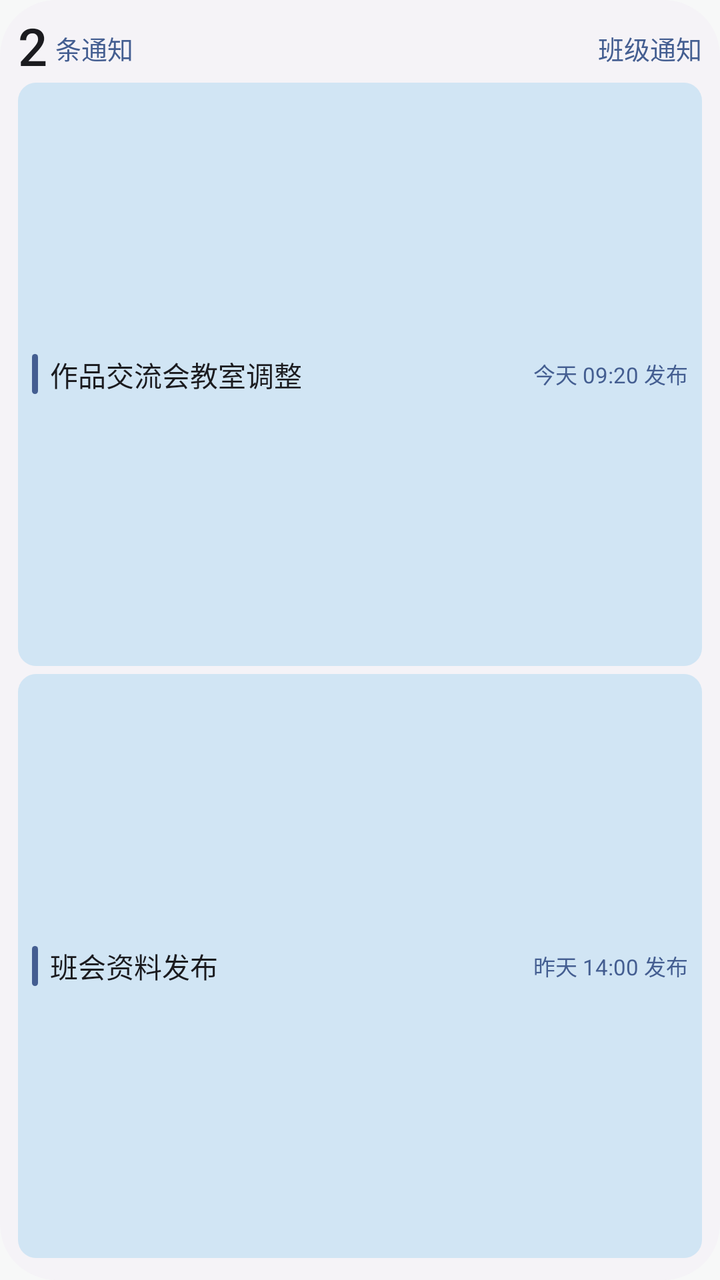
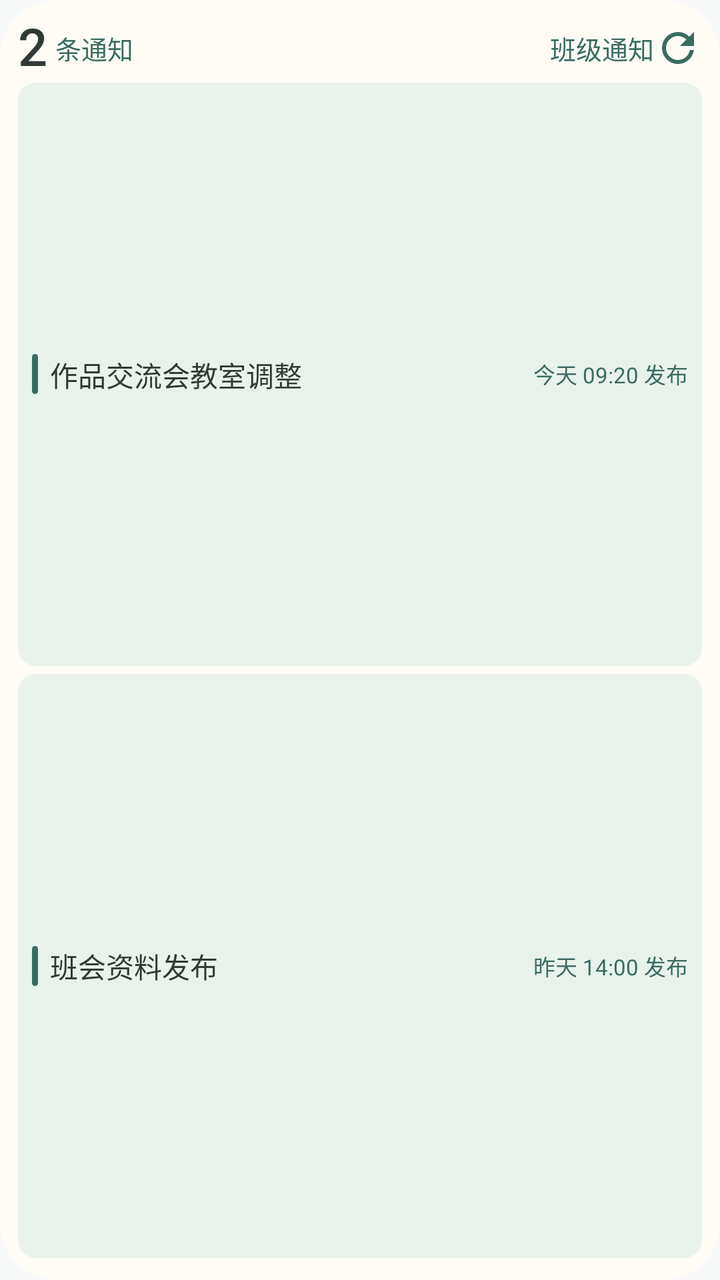

Screens rendered from an Android XML layout before and after an edit, with the pre-edit source and the edit as a unified diff.
<!-- AndroidManifest.xml: application theme Theme.ClassTools -->
<!-- res/layout/widget_preview_notices.xml -->
<LinearLayout xmlns:android="http://schemas.android.com/apk/res/android" android:layout_width="match_parent" android:layout_height="match_parent" android:orientation="vertical" android:padding="9dp" android:background="@drawable/widget_paper_shape">
    <LinearLayout android:layout_width="match_parent" android:layout_height="wrap_content" android:orientation="horizontal" android:gravity="center_vertical">
        <TextView android:layout_width="wrap_content" android:layout_height="wrap_content" android:text="2" android:textSize="26sp" android:textColor="@color/widget_ink" android:includeFontPadding="false" android:singleLine="true" android:ellipsize="end" android:fontFamily="sans-serif-medium" />
        <TextView android:layout_width="0dp" android:layout_height="wrap_content" android:text="条通知" android:textSize="13sp" android:textColor="@color/widget_accent" android:includeFontPadding="false" android:singleLine="true" android:ellipsize="end" android:fontFamily="sans-serif-medium" android:layout_weight="1" android:paddingStart="4dp" />
        <TextView android:layout_width="wrap_content" android:layout_height="wrap_content" android:text="班级通知" android:textSize="13sp" android:textColor="@color/widget_accent" android:includeFontPadding="false" android:singleLine="true" android:ellipsize="end" android:fontFamily="sans-serif" />
    </LinearLayout>
    <LinearLayout android:layout_width="match_parent" android:layout_height="0dp" android:layout_weight="1" android:layout_marginVertical="2dp" android:orientation="horizontal" android:gravity="center_vertical" android:paddingHorizontal="7dp" android:background="@drawable/widget_band_shape">
        <ImageView android:layout_width="3dp" android:layout_height="20dp" android:src="@drawable/widget_rule_shape" android:scaleType="fitXY" />
        <TextView android:layout_width="0dp" android:layout_height="wrap_content" android:text="作品交流会教室调整" android:textSize="14sp" android:textColor="@color/widget_ink" android:includeFontPadding="false" android:singleLine="true" android:ellipsize="end" android:fontFamily="sans-serif-medium" android:layout_weight="1" android:paddingStart="6dp" />
        <TextView android:layout_width="wrap_content" android:layout_height="wrap_content" android:text="今天 09:20 发布" android:textSize="11sp" android:textColor="@color/widget_accent" android:includeFontPadding="false" android:singleLine="true" android:ellipsize="end" android:fontFamily="sans-serif" />
    </LinearLayout>
    <LinearLayout android:layout_width="match_parent" android:layout_height="0dp" android:layout_weight="1" android:layout_marginVertical="2dp" android:orientation="horizontal" android:gravity="center_vertical" android:paddingHorizontal="7dp" android:background="@drawable/widget_band_shape">
        <ImageView android:layout_width="3dp" android:layout_height="20dp" android:src="@drawable/widget_rule_shape" android:scaleType="fitXY" />
        <TextView android:layout_width="0dp" android:layout_height="wrap_content" android:text="班会资料发布" android:textSize="14sp" android:textColor="@color/widget_ink" android:includeFontPadding="false" android:singleLine="true" android:ellipsize="end" android:fontFamily="sans-serif-medium" android:layout_weight="1" android:paddingStart="6dp" />
        <TextView android:layout_width="wrap_content" android:layout_height="wrap_content" android:text="昨天 14:00 发布" android:textSize="11sp" android:textColor="@color/widget_accent" android:includeFontPadding="false" android:singleLine="true" android:ellipsize="end" android:fontFamily="sans-serif" />
    </LinearLayout>
</LinearLayout>
<!-- resources referenced by this layout -->
<resources>
  <color name="widget_accent">#24695C</color>
  <color name="widget_ink">#1C2629</color>
  <!-- drawable widget_band_shape (drawable) -->
  <shape xmlns:android="http://schemas.android.com/apk/res/android" android:shape="rectangle">
      <solid android:color="@color/widget_band" />
      <corners android:radius="9dp" />
  </shape>
  <!-- drawable widget_paper_shape (drawable) -->
  <shape xmlns:android="http://schemas.android.com/apk/res/android" android:shape="rectangle">
      <solid android:color="@color/widget_paper" />
      <corners android:radius="@dimen/ct_widget_radius" />
  </shape>
  <!-- drawable widget_rule_shape (drawable) -->
  <shape xmlns:android="http://schemas.android.com/apk/res/android" android:shape="rectangle">
      <solid android:color="@color/widget_accent" />
      <corners android:radius="2dp" />
  </shape>
  <style name="Theme.ClassTools" parent="android:Theme.Material.Light.NoActionBar">
          <item name="android:windowBackground">@color/ct_window_background</item>
          <item name="android:windowNoTitle">true</item>
          <item name="android:windowActionModeOverlay">true</item>
          <item name="android:statusBarColor">@android:color/transparent</item>
          <item name="android:navigationBarColor">@android:color/transparent</item>
          <item name="android:windowLightStatusBar">true</item>
          <item name="android:windowLightNavigationBar">true</item>
      </style>
  <color name="widget_band">#E6F0ED</color>
  <color name="widget_paper">#FFFFFF</color>
  <dimen name="ct_widget_radius">20dp</dimen>
  <color name="ct_window_background">#F7F8F8</color>
</resources>

<!-- the commit's change to res/layout/widget_preview_notices.xml (unified diff, before → after) -->
@@ -3,6 +3,7 @@
         <TextView android:layout_width="wrap_content" android:layout_height="wrap_content" android:text="2" android:textSize="26sp" android:textColor="@color/widget_ink" android:includeFontPadding="false" android:singleLine="true" android:ellipsize="end" android:fontFamily="sans-serif-medium" />
         <TextView android:layout_width="0dp" android:layout_height="wrap_content" android:text="条通知" android:textSize="13sp" android:textColor="@color/widget_accent" android:includeFontPadding="false" android:singleLine="true" android:ellipsize="end" android:fontFamily="sans-serif-medium" android:layout_weight="1" android:paddingStart="4dp" />
         <TextView android:layout_width="wrap_content" android:layout_height="wrap_content" android:text="班级通知" android:textSize="13sp" android:textColor="@color/widget_accent" android:includeFontPadding="false" android:singleLine="true" android:ellipsize="end" android:fontFamily="sans-serif" />
+        <ImageView android:layout_width="24dp" android:layout_height="24dp" android:src="@drawable/widget_refresh" android:importantForAccessibility="no" />
     </LinearLayout>
     <LinearLayout android:layout_width="match_parent" android:layout_height="0dp" android:layout_weight="1" android:layout_marginVertical="2dp" android:orientation="horizontal" android:gravity="center_vertical" android:paddingHorizontal="7dp" android:background="@drawable/widget_band_shape">
         <ImageView android:layout_width="3dp" android:layout_height="20dp" android:src="@drawable/widget_rule_shape" android:scaleType="fitXY" />
<!-- resource entries referenced after the edit -->
@@ -1,7 +1,7 @@
 <!-- resources referenced by this layout -->
 <resources>
-  <color name="widget_accent">#24695C</color>
-  <color name="widget_ink">#1C2629</color>
+  <color name="widget_accent">#396B61</color>
+  <color name="widget_ink">#303A35</color>
   <!-- drawable widget_band_shape (drawable) -->
   <shape xmlns:android="http://schemas.android.com/apk/res/android" android:shape="rectangle">
       <solid android:color="@color/widget_band" />
@@ -12,6 +12,10 @@
       <solid android:color="@color/widget_paper" />
       <corners android:radius="@dimen/ct_widget_radius" />
   </shape>
+  <!-- drawable widget_refresh (drawable) -->
+  <vector xmlns:android="http://schemas.android.com/apk/res/android" android:width="22dp" android:height="22dp" android:viewportWidth="24" android:viewportHeight="24">
+      <path android:fillColor="@color/widget_accent" android:pathData="M17.65,6.35A7.95,7.95 0,0 0,12 4a8,8 0,1 0,7.93 9h-2.02A6,6 0,1 1,12 6c1.66,0 3.14,0.69 4.22,1.78L13,11h7V4z" />
+  </vector>
   <!-- drawable widget_rule_shape (drawable) -->
   <shape xmlns:android="http://schemas.android.com/apk/res/android" android:shape="rectangle">
       <solid android:color="@color/widget_accent" />
@@ -26,8 +30,8 @@
           <item name="android:windowLightStatusBar">true</item>
           <item name="android:windowLightNavigationBar">true</item>
       </style>
-  <color name="widget_band">#E6F0ED</color>
-  <color name="widget_paper">#FFFFFF</color>
+  <color name="widget_band">#EAF2EC</color>
+  <color name="widget_paper">#FFFCF6</color>
   <dimen name="ct_widget_radius">20dp</dimen>
   <color name="ct_window_background">#F7F8F8</color>
 </resources>
